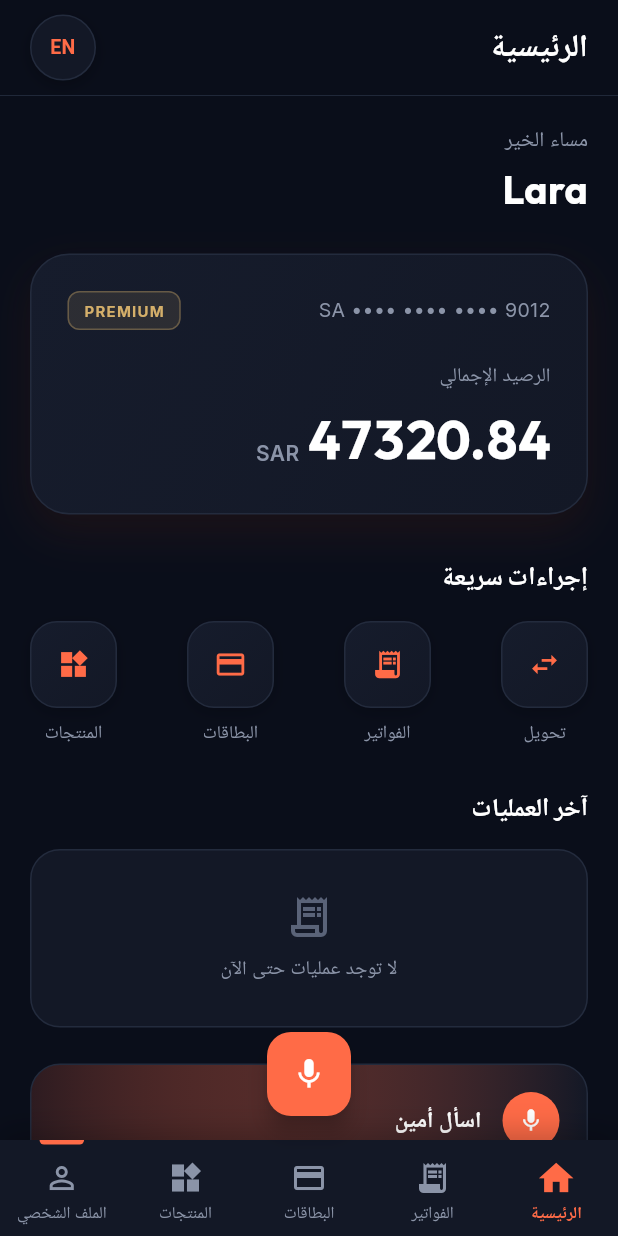
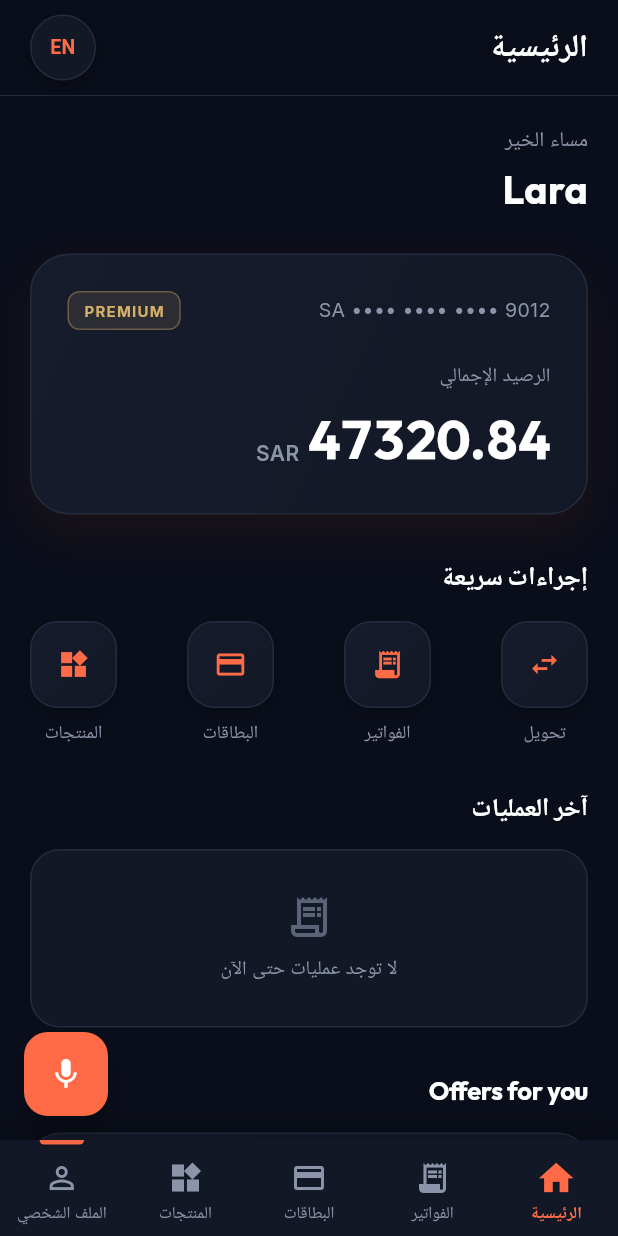
Before and after one commit to laradreamer79/AMAd, a Flutter app: the MainScreen screen opened directly, after a tap on "AR", on a phone screen of 412 x 824 dp. Run offline on Flutter 3.47's test engine with Material 3 defaults, Android fonts, the phone set to English and light mode, and no system bars; our stand-ins replace google_fonts; Roboto replaces fonts that are missing (Ibm Plex Sans Arabic).

Commit message:
Remove Ask Ameen bar and align AI button right

```diff
--- a/lib/core/i18n/app_strings.dart
+++ b/lib/core/i18n/app_strings.dart
@@ -5,7 +5,6 @@ class AppStrings {
     'en': {
       // Common
       'good_afternoon': 'Good afternoon',
-      'ask_ameen': 'Ask Ameen',
       'transfer': 'Transfer',
       'bills': 'Bills',
       'cards': 'Cards',
@@ -110,7 +109,8 @@ class AppStrings {
       'enter_pin_desc': 'Enter your PIN to access your account',
       'incorrect_pin': 'Incorrect PIN, please try again',
       'forgot_pin': 'Forgot PIN?',
-      'forgot_pin_message': 'Please contact customer support to reset your PIN.',
+      'forgot_pin_message':
+          'Please contact customer support to reset your PIN.',
       'ok': 'OK',
 
       // Profile / Settings
@@ -156,7 +156,6 @@ class AppStrings {
     'ar': {
       // Common
       'good_afternoon': 'مساء الخير',
-      'ask_ameen': 'اسأل أمين',
       'transfer': 'تحويل',
       'bills': 'الفواتير',
       'cards': 'البطاقات',
@@ -191,8 +190,7 @@ class AppStrings {
       'review_details_title': 'مراجعة التفاصيل',
       'review_info_text':
           'يرجى التحقق من صحة البيانات قبل تأكيد إصدار البطاقة.',
-      'confirm_data_text':
-          'أؤكد صحة البيانات وأنها تطابق المعلومات المطلوبة.',
+      'confirm_data_text': 'أؤكد صحة البيانات وأنها تطابق المعلومات المطلوبة.',
       'verify_identity': 'التحقق من هويتك',
       'otp_desc':
           'فضلاً ادخل الرمز المكون من 4 أرقام المرسل لك من أمين عبر رسالة نصية',
--- a/lib/features/home/home_screen.dart
+++ b/lib/features/home/home_screen.dart
@@ -13,9 +13,8 @@ import '../transfer/screens/transfer_screen.dart';
 
 class HomeScreen extends StatelessWidget {
   final ValueChanged<int>? onSelectTab;
-  final VoidCallback? onOpenAi;
 
-  const HomeScreen({super.key, this.onSelectTab, this.onOpenAi});
+  const HomeScreen({super.key, this.onSelectTab});
 
   @override
   Widget build(BuildContext context) {
@@ -159,10 +158,6 @@ class HomeScreen extends StatelessWidget {
                         ),
                       ),
 
-                    const SizedBox(height: 24),
-
-                    _AskAmeenBar(lang: lang, onTap: onOpenAi ?? () {}),
-
                     const SizedBox(height: 30),
 
                     Text('Offers for you', style: AppTextStyles.sectionTitle),
@@ -285,53 +280,6 @@ class _BalanceCard extends StatelessWidget {
                   ),
                 ),
               ],
-            ),
-          ],
-        ),
-      ),
-    );
-  }
-}
-
-class _AskAmeenBar extends StatelessWidget {
-  final LangProvider lang;
-  final VoidCallback onTap;
-
-  const _AskAmeenBar({required this.lang, required this.onTap});
-
-  @override
-  Widget build(BuildContext context) {
-    return InkWell(
-      borderRadius: BorderRadius.circular(20),
-      onTap: onTap,
-      child: Container(
-        width: double.infinity,
-        padding: const EdgeInsets.all(18),
-        decoration: BoxDecoration(
-          gradient: LinearGradient(
-            begin: Alignment.centerLeft,
-            end: Alignment.centerRight,
-            colors: [AppColors.primary.withOpacity(0.14), AppColors.card],
-          ),
-          borderRadius: BorderRadius.circular(20),
-          border: Border.all(color: AppColors.cardBorder),
-        ),
-        child: Row(
-          children: [
-            Container(
-              width: 38,
-              height: 38,
-              decoration: const BoxDecoration(
-                color: AppColors.primary,
-                shape: BoxShape.circle,
-              ),
-              alignment: Alignment.center,
-              child: const Icon(Icons.mic, color: Colors.white, size: 18),
-            ),
-            const SizedBox(width: 14),
-            Text(
-              lang.t('ask_ameen'),
-              style: AppTextStyles.value.copyWith(fontSize: 15),
             ),
           ],
         ),
--- a/lib/main.dart
+++ b/lib/main.dart
@@ -81,7 +81,7 @@ class _MainScreenState extends State<MainScreen> {
   int _currentIndex = 0;
 
   List<Widget> get _screens => [
-    HomeScreen(onSelectTab: _onTabSelected, onOpenAi: _openAi),
+    HomeScreen(onSelectTab: _onTabSelected),
     const BillsScreen(),
     const CardsScreen(),
     const ProductsScreen(),
@@ -113,7 +113,7 @@ class _MainScreenState extends State<MainScreen> {
         onPressed: _openAi,
         child: const Icon(Icons.mic),
       ),
-      floatingActionButtonLocation: FloatingActionButtonLocation.centerFloat,
+      floatingActionButtonLocation: FloatingActionButtonLocation.endFloat,
       bottomNavigationBar: AnimatedBottomNav(
         currentIndex: _currentIndex,
         onTap: _onTabSelected,
```
Also changed, not shown: 1 other file.
